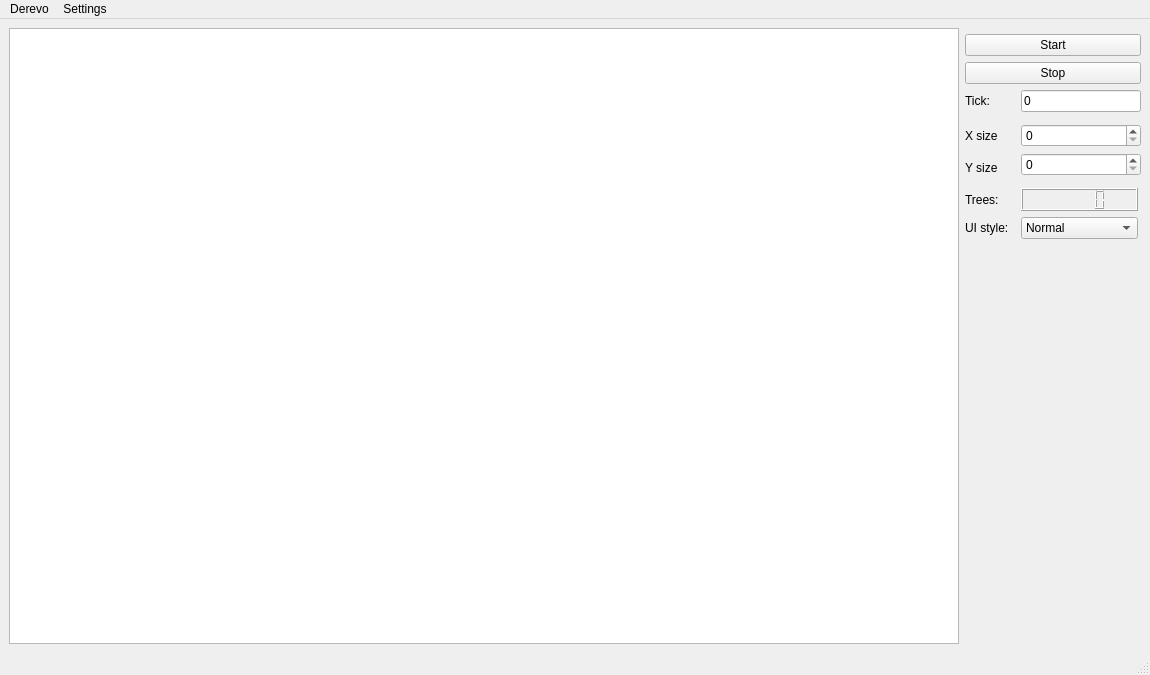
The window that mainwindow.ui (OgArkad/Derevo) describes before a commit, drawn with Qt 5.
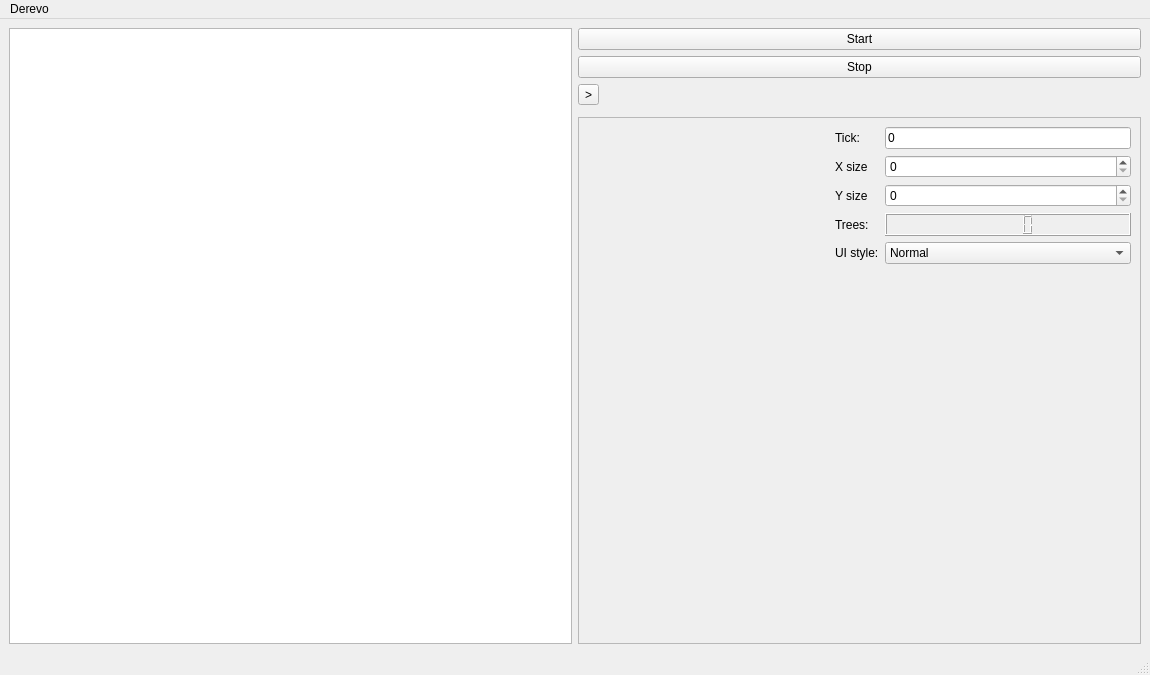
The same window after the commit.

Diff of the .ui file:
```diff
--- a/mainwindow.ui
+++ b/mainwindow.ui
@@ -15,27 +15,63 @@
   </property>
   <widget class="QWidget" name="centralwidget">
    <layout class="QGridLayout" name="gridLayout">
-    <item row="10" column="3">
-     <spacer name="verticalSpacer">
-      <property name="orientation">
-       <enum>Qt::Orientation::Vertical</enum>
-      </property>
-      <property name="sizeHint" stdset="0">
+    <item row="4" column="1">
+     <widget class="QFrame" name="frame">
+      <property name="maximumSize">
        <size>
-        <width>20</width>
-        <height>40</height>
+        <width>568</width>
+        <height>16777215</height>
        </size>
       </property>
-     </spacer>
-    </item>
-    <item row="6" column="1" rowspan="2">
+      <property name="frameShape">
+       <enum>QFrame::Shape::StyledPanel</enum>
+      </property>
+      <property name="frameShadow">
+       <enum>QFrame::Shadow::Raised</enum>
+      </property>
+      <layout class="QGridLayout" name="gridLayout_2">
+       <item row="5" column="1">
+        <widget class="QLabel" name="xSizeLabel">
+         <property name="text">
+          <string>X size</string>
+         </property>
+        </widget>
+       </item>
+       <item row="7" column="1">
+        <widget class="QLabel" name="treeLabel">
+         <property name="text">
+          <string>Trees:</string>
+         </property>
+        </widget>
+       </item>
+       <item row="6" column="2">
+        <widget class="QSpinBox" name="ySize"/>
+       </item>
+       <item row="5" column="2">
+        <widget class="QSpinBox" name="xSize"/>
+       </item>
+       <item row="0" column="2">
+        <widget class="QLineEdit" name="tickCount">
+         <property name="text">
+          <string>0</string>
+         </property>
+        </widget>
+       </item>
+       <item row="6" column="1">
      <widget class="QLabel" name="ySizeLabel">
       <property name="text">
        <string>Y size</string>
       </property>
      </widget>
     </item>
-    <item row="9" column="3">
+       <item row="0" column="1">
+        <widget class="QLabel" name="tick">
+         <property name="text">
+          <string>Tick: </string>
+         </property>
+        </widget>
+       </item>
+       <item row="12" column="2">
      <widget class="QComboBox" name="uiCombo">
       <property name="minimumSize">
        <size>
@@ -43,12 +79,6 @@
         <height>0</height>
        </size>
       </property>
-      <property name="maximumSize">
-       <size>
-        <width>117</width>
-        <height>16777215</height>
-       </size>
-      </property>
       <item>
        <property name="text">
         <string>Normal</string>
@@ -71,86 +101,76 @@
       </item>
      </widget>
     </item>
-    <item row="2" column="1" colspan="3">
-     <widget class="QPushButton" name="stop">
-      <property name="text">
-       <string>Stop</string>
-      </property>
-     </widget>
-    </item>
-    <item row="1" column="1" colspan="3">
-     <widget class="QPushButton" name="start">
-      <property name="text">
-       <string>Start</string>
-      </property>
-     </widget>
-    </item>
-    <item row="5" column="3">
-     <widget class="QSpinBox" name="xSize"/>
-    </item>
-    <item row="3" column="3">
-     <widget class="QLineEdit" name="tickCount">
-      <property name="maximumSize">
-       <size>
-        <width>120</width>
-        <height>35</height>
-       </size>
-      </property>
-      <property name="text">
-       <string>0</string>
-      </property>
-     </widget>
-    </item>
-    <item row="8" column="3">
-     <widget class="QLCDNumber" name="treeNumber">
-      <property name="minimumSize">
-       <size>
-        <width>117</width>
-        <height>0</height>
-       </size>
-      </property>
-      <property name="maximumSize">
-       <size>
-        <width>117</width>
-        <height>16777215</height>
-       </size>
-      </property>
-     </widget>
-    </item>
-    <item row="8" column="1">
-     <widget class="QLabel" name="treeLabel">
-      <property name="text">
-       <string>Trees:</string>
-      </property>
-     </widget>
-    </item>
-    <item row="5" column="1">
-     <widget class="QLabel" name="xSizeLabel">
-      <property name="text">
-       <string>X size</string>
-      </property>
-     </widget>
-    </item>
-    <item row="9" column="1">
+       <item row="12" column="1">
      <widget class="QLabel" name="uiTypeLabel">
       <property name="text">
        <string>UI style:</string>
       </property>
      </widget>
     </item>
-    <item row="3" column="1">
-     <widget class="QLabel" name="tick">
+       <item row="7" column="2">
+        <widget class="QLCDNumber" name="treeNumber">
+         <property name="minimumSize">
+          <size>
+           <width>117</width>
+           <height>0</height>
+          </size>
+         </property>
+        </widget>
+       </item>
+       <item row="6" column="0">
+        <spacer name="horizontalSpacer">
+         <property name="orientation">
+          <enum>Qt::Orientation::Horizontal</enum>
+         </property>
+         <property name="sizeHint" stdset="0">
+          <size>
+           <width>40</width>
+           <height>20</height>
+          </size>
+         </property>
+        </spacer>
+       </item>
+       <item row="13" column="2">
+        <spacer name="verticalSpacer">
+         <property name="orientation">
+          <enum>Qt::Orientation::Vertical</enum>
+         </property>
+         <property name="sizeHint" stdset="0">
+          <size>
+           <width>20</width>
+           <height>40</height>
+          </size>
+         </property>
+        </spacer>
+       </item>
+      </layout>
+     </widget>
+    </item>
+    <item row="2" column="1">
+     <widget class="QToolButton" name="HideButton">
       <property name="text">
-       <string>Tick: </string>
+       <string>&gt;</string>
       </property>
      </widget>
     </item>
-    <item row="6" column="3">
-     <widget class="QSpinBox" name="ySize"/>
+    <item row="0" column="1">
+     <widget class="QPushButton" name="start">
+      <property name="text">
+       <string>Start</string>
+      </property>
+     </widget>
     </item>
-    <item row="0" column="0" rowspan="11">
+    <item row="0" column="0" rowspan="5">
      <widget class="QTableWidget" name="table"/>
     </item>
+    <item row="1" column="1">
+     <widget class="QPushButton" name="stop">
+      <property name="text">
+       <string>Stop</string>
+      </property>
+     </widget>
+    </item>
    </layout>
   </widget>
   <widget class="QMenuBar" name="menubar">
@@ -168,14 +188,7 @@
     </property>
     <addaction name="separator"/>
    </widget>
-   <widget class="QMenu" name="menuSettings">
-    <property name="title">
-     <string>Settings</string>
-    </property>
-    <addaction name="separator"/>
-   </widget>
    <addaction name="menuDerevo"/>
-   <addaction name="menuSettings"/>
   </widget>
   <widget class="QStatusBar" name="statusbar"/>
  </widget>
```
Left out of the diff: 13 changed lines with no effect on the pictures. Lines whose indentation alone changed are shown as unchanged.
